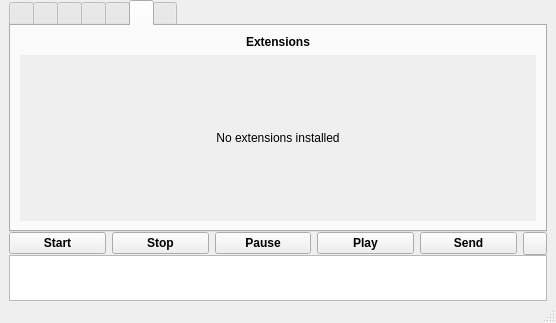
yanuarakhid/vokoscreen, file vokoscreen.ui: the form before one commit.
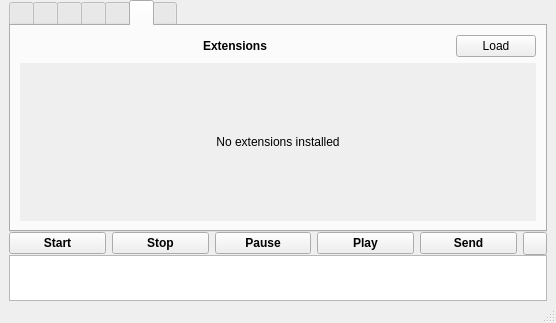
The form after the commit. The open tabs and pages were chosen to show the change.

Commit message: extensions can now load from extensionTAB

```diff
--- a/vokoscreen.ui
+++ b/vokoscreen.ui
@@ -896,6 +896,21 @@
          </attribute>
          <layout class="QVBoxLayout" name="verticalLayout_20">
           <item>
+           <layout class="QHBoxLayout" name="horizontalLayout_9">
+            <item>
+             <spacer name="horizontalSpacer_19">
+              <property name="orientation">
+               <enum>Qt::Horizontal</enum>
+              </property>
+              <property name="sizeHint" stdset="0">
+               <size>
+                <width>40</width>
+                <height>20</height>
+               </size>
+              </property>
+             </spacer>
+            </item>
+            <item>
            <widget class="QLabel" name="label_2">
             <property name="font">
              <font>
@@ -912,6 +927,28 @@
            </widget>
           </item>
           <item>
+             <spacer name="horizontalSpacer_29">
+              <property name="orientation">
+               <enum>Qt::Horizontal</enum>
+              </property>
+              <property name="sizeHint" stdset="0">
+               <size>
+                <width>40</width>
+                <height>20</height>
+               </size>
+              </property>
+             </spacer>
+            </item>
+            <item>
+             <widget class="QPushButton" name="extensionLoadpushButton">
+              <property name="text">
+               <string>Load</string>
+              </property>
+             </widget>
+            </item>
+           </layout>
+          </item>
+          <item>
            <widget class="QScrollArea" name="scrollArea_2">
             <property name="frameShape">
              <enum>QFrame::NoFrame</enum>
@@ -924,8 +961,8 @@
               <rect>
                <x>0</x>
                <y>0</y>
-               <width>162</width>
-               <height>38</height>
+               <width>514</width>
+               <height>186</height>
               </rect>
              </property>
              <layout class="QVBoxLayout" name="verticalLayout_18">
```
Left out of the diff: 6 changed lines with no effect on the pictures. Lines whose indentation alone changed are shown as unchanged. The commit also changes 2 other files.
